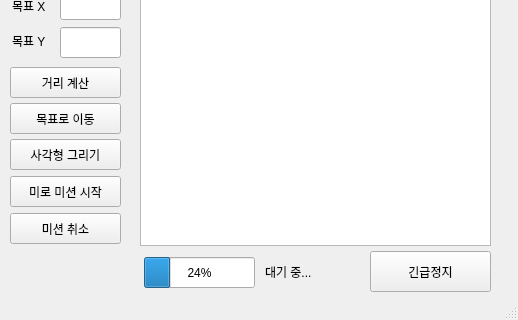
First picture: the form in ui/main_window.ui, repository reeze1829/AI-Robot-Software-Course, before the edit; both pictures show x 0 to 518 and y 213 to 533 of the 518 by 533 pixel window.
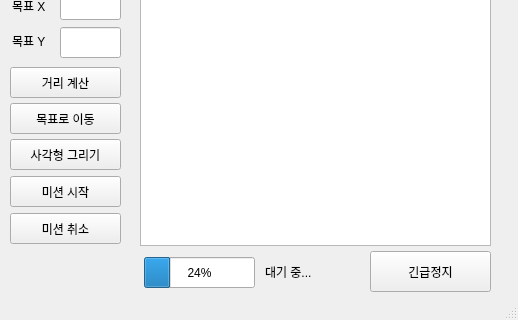
Second picture: the form after the edit.

Commit message: 미션 기능 추가 및 코드 정리

Diff of the .ui file:
```diff
--- a/ui/main_window.ui
+++ b/ui/main_window.ui
@@ -167,7 +167,7 @@
      </rect>
     </property>
     <property name="text">
-     <string>미로 미션 시작</string>
+     <string>미션 시작</string>
     </property>
    </widget>
    <widget class="QLineEdit" name="input_goal_x">
```
Left out of the diff: 2 changed lines with no effect on the pictures. The commit also changes 2 other files.
